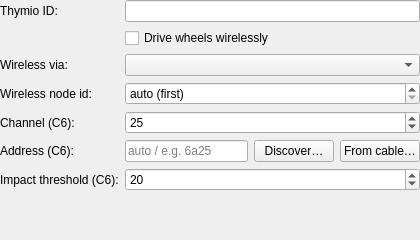
techandpeople/SoftEdIBO, file src/gui/ui/thymio_config_form.ui: the form before one commit.
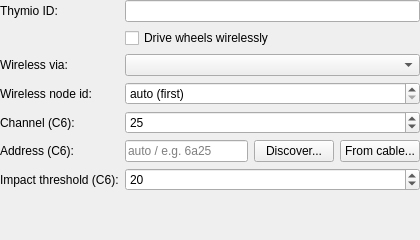
The form after the commit.

Diff of the .ui file:
```diff
--- a/src/gui/ui/thymio_config_form.ui
+++ b/src/gui/ui/thymio_config_form.ui
@@ -79,14 +79,14 @@
      </item>
      <item>
       <widget class="QPushButton" name="discover_btn">
-       <property name="text"><string>Discover…</string></property>
-       <property name="whatsThis"><string>Find this robot's address over the air — no dongle. Opens a guided scan: the gateway asks the network who is there and every powered robot answers with its address; pick this robot's from the live list. Only finds robots already paired to this network. Needs the gateway connected.</string></property>
+       <property name="text"><string>Discover...</string></property>
+       <property name="whatsThis"><string>Find this robot's address over the air - no dongle. Opens a guided scan: the gateway asks the network who is there and every powered robot answers with its address; pick this robot's from the live list. Only finds robots already paired to this network. Needs the gateway connected.</string></property>
       </widget>
      </item>
      <item>
       <widget class="QPushButton" name="cable_btn">
-       <property name="text"><string>From cable…</string></property>
-       <property name="whatsThis"><string>Read this robot's address straight off its USB cable — no dongle, no network. Plug the Thymio into the PC with its micro-USB cable and press this: it reads the robot's id over USB and fills the address. Use it for a brand-new robot that isn't on this network yet (wireless Discover can't see those). Close Thymio Suite first so it doesn't hold the port.</string></property>
+       <property name="text"><string>From cable...</string></property>
+       <property name="whatsThis"><string>Read this robot's address straight off its USB cable - no dongle, no network. Plug the Thymio into the PC with its micro-USB cable and press this: it reads the robot's id over USB and fills the address. Use it for a brand-new robot that isn't on this network yet (wireless Discover can't see those). Close Thymio Suite first so it doesn't hold the port.</string></property>
       </widget>
      </item>
     </layout>
```
Left out of the diff: 8 changed lines with no effect on the pictures.
